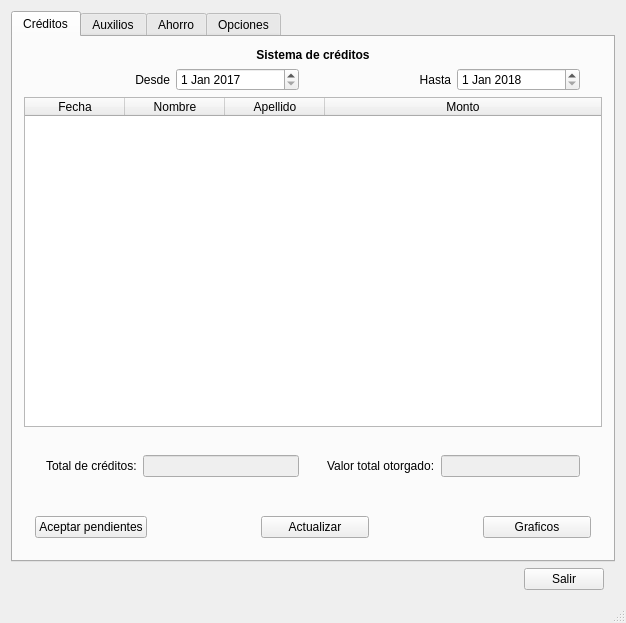
The window that FondoNacional/fondotrabajadores.ui (MiguelALopez/JaverianaProject) describes before a commit, drawn with Qt 5.
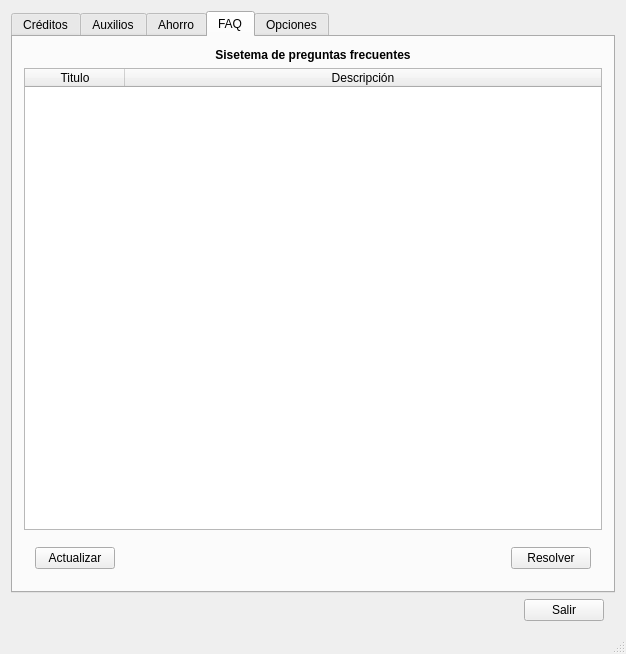
The same window after the commit. The open tabs and pages were chosen to show the change.

Commit message: Added functons to fondotrabajadores

```diff
--- a/FondoNacional/fondotrabajadores.ui
+++ b/FondoNacional/fondotrabajadores.ui
@@ -7,7 +7,7 @@
     <x>0</x>
     <y>0</y>
     <width>626</width>
-    <height>623</height>
+    <height>654</height>
    </rect>
   </property>
   <property name="windowTitle">
@@ -734,6 +734,73 @@
         </item>
        </layout>
       </widget>
+      <widget class="QWidget" name="tab_5">
+       <attribute name="title">
+        <string>FAQ</string>
+       </attribute>
+       <layout class="QVBoxLayout" name="verticalLayout_5">
+        <item>
+         <widget class="QLabel" name="label_30">
+          <property name="text">
+           <string>&lt;html&gt;&lt;head/&gt;&lt;body&gt;&lt;p align=&quot;center&quot;&gt;&lt;span style=&quot; font-weight:600;&quot;&gt;Sisetema de preguntas frecuentes&lt;/span&gt;&lt;/p&gt;&lt;/body&gt;&lt;/html&gt;</string>
+          </property>
+          <property name="margin">
+           <number>10</number>
+          </property>
+         </widget>
+        </item>
+        <item>
+         <widget class="QTableWidget" name="tFaq">
+          <attribute name="horizontalHeaderStretchLastSection">
+           <bool>true</bool>
+          </attribute>
+          <column>
+           <property name="text">
+            <string>Titulo</string>
+           </property>
+          </column>
+          <column>
+           <property name="text">
+            <string>Descripción</string>
+           </property>
+          </column>
+         </widget>
+        </item>
+        <item>
+         <widget class="QWidget" name="widget_30" native="true">
+          <layout class="QHBoxLayout" name="horizontalLayout_15">
+           <item>
+            <widget class="QPushButton" name="bFaqActualizar">
+             <property name="text">
+              <string>Actualizar</string>
+             </property>
+            </widget>
+           </item>
+           <item>
+            <spacer name="horizontalSpacer_8">
+             <property name="orientation">
+              <enum>Qt::Horizontal</enum>
+             </property>
+             <property name="sizeHint" stdset="0">
+              <size>
+               <width>40</width>
+               <height>20</height>
+              </size>
+             </property>
+            </spacer>
+           </item>
+           <item>
+            <widget class="QPushButton" name="bFaqResolver">
+             <property name="text">
+              <string>Resolver</string>
+             </property>
+            </widget>
+           </item>
+          </layout>
+         </widget>
+        </item>
+       </layout>
+      </widget>
       <widget class="QWidget" name="tab_4">
        <attribute name="title">
         <string>Opciones</string>
```
Left out of the diff: 30 changed lines with no effect on the pictures. The commit also changes 2 other files.
